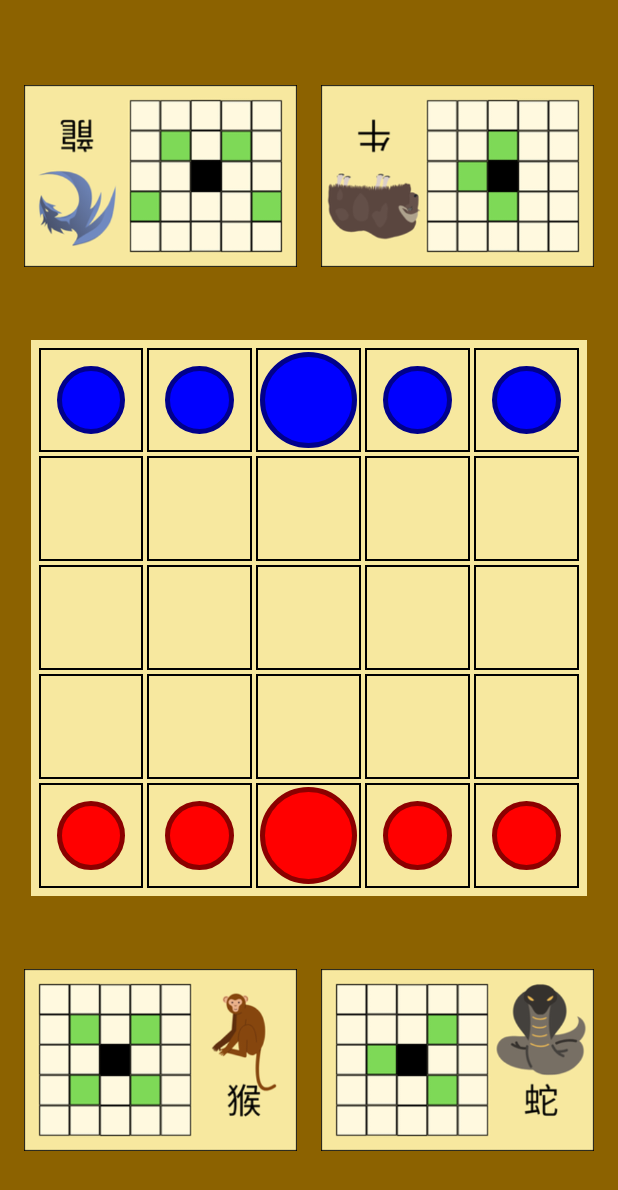
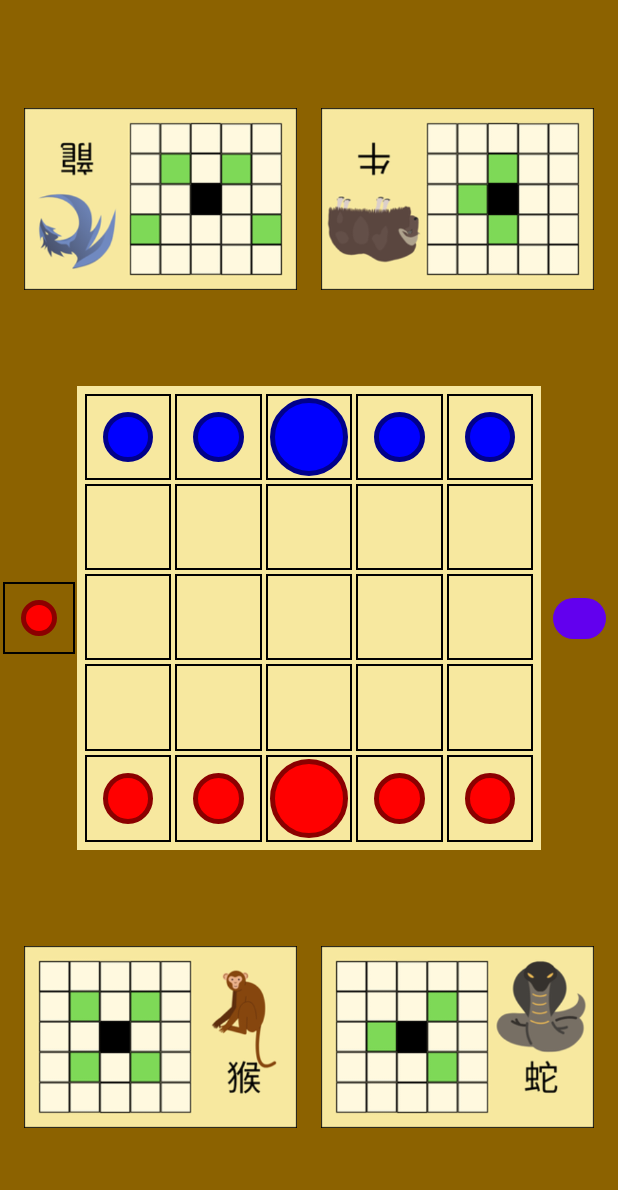
Before and after one commit to Ondei98/Onitama, an Android app: the GameBoard screen opened directly, with no data from a screen before it, on a phone screen of 412 x 824 dp. Shown: the top 1190 px of the screen. Run offline under Robolectric (Android 15) with nearby library versions, the phone set to English and light mode, and no system bars.

Commit message:
feat: Implement turn indicator and neutral card peek feature
This commit introduces two significant UI/UX features: a visual turn indicator and the ability for players to "peek" at the upcoming neutral card. It also includes related code refactoring and layout adjustments.

**Features:**

*   **Turn Indicator:**
    *   An `ImageView` (`turn_indicator_image_view`) has been added to the left of the game board in `activity_game_board.xml`.
    *   The `updateTurnIndicator` function in `GameBoard.kt` now updates this view with the current player's piece color (`ic_red_piece` or `ic_blue_piece`) at the start of each turn. This provides a clear visual cue of whose turn it is.

*   **Neutral Card Peek:**
    *   A "peek" button has been added to the right of the game board.
    *   When pressed, an overlay (`peek_overlay_blue` or `peek_overlay_red`) appears, displaying the neutral card that will come into play next. The card is correctly oriented for the current player.
    *   Pressing the button again hides the overlay.
    *   This is managed by `setupNeutralCardButtonListener`, `showPeekOverlay`, and `hidePeekOverlay` in `GameBoard.kt`.
    *   New `ImageViews` (`neutralCardPeekImageViewRed`, `neutralCardPeekImageViewBlue`) and `ConstraintLayouts` for the overlays have been added to the layout file.
    *   A new string resource `neutral_card` was added for content descriptions.

**Refactoring and Cleanup:**

*   **Layout:** The main game board grid (`onitama_board_grid`) width percentage was reduced from 90% to 75% to make space for the new side elements (turn indicator and peek button).
*   **Code Structure:**
    *   New initialization functions (`initializeSideElements`, `initializeNeutralCardOverlay`) have been added to `GameBoard.kt` for better organization.
    *   Redundant logging (`Log.i`) for highlight calculation has been removed.
    *   Simplified win condition checks for Temple Arch capture.

*   **IDE Configuration:** The `.idea/misc.xml` file has been updated with a new project view scale.

```diff
--- a/app/src/main/java/com/project/onitama/GameBoard.kt
+++ b/app/src/main/java/com/project/onitama/GameBoard.kt
@@ -11,6 +11,7 @@ import android.widget.Button
 import android.widget.ImageView
 import android.widget.TextView
 import androidx.appcompat.app.AppCompatActivity
+import androidx.constraintlayout.widget.ConstraintLayout
 import androidx.core.content.ContextCompat
 import androidx.lifecycle.lifecycleScope
 import com.project.onitama.MainActivity.Companion.isVsComputer
@@ -53,7 +54,8 @@ class GameBoard : AppCompatActivity() {
     private lateinit var redPlayerCard2ImageView: ImageView
     private lateinit var bluePlayerCard1ImageView: ImageView
     private lateinit var bluePlayerCard2ImageView: ImageView
-    //    private lateinit var neutralCardImageView: ImageView
+    private lateinit var neutralCardPeekImageViewRed: ImageView
+    private lateinit var neutralCardPeekImageViewBlue: ImageView
 
     private var currentPlayer = RED_PLAYER
 
@@ -96,12 +98,16 @@ class GameBoard : AppCompatActivity() {
     private lateinit var redAmbiguousMoveOverlay: View
 
     // UI Elements for Game Over Overlay
-    private lateinit var gameOverOverlay: androidx.constraintlayout.widget.ConstraintLayout
+    private lateinit var gameOverOverlay: ConstraintLayout
     private lateinit var winnerText: TextView
     private lateinit var scoreText: TextView
     private lateinit var playAgainButton: Button
     private lateinit var mainMenuButton: Button
 
+    private lateinit var turnIndicatorImageView: ImageView
+    private lateinit var peekButton: Button
+    private lateinit var peekOverlayBlue: ConstraintLayout
+    private lateinit var peekOverlayRed: ConstraintLayout
 
     override fun onCreate(savedInstanceState: Bundle?) {
         super.onCreate(savedInstanceState)
@@ -109,17 +115,20 @@ class GameBoard : AppCompatActivity() {
 
         initializeBoardImageViews()
         initializeCardImageViews()
+        initializeSideElements()
 
         blueAmbiguousMoveOverlay = findViewById(R.id.blueAmbiguousMoveOverlay)
         redAmbiguousMoveOverlay = findViewById(R.id.redAmbiguousMoveOverlay)
 
         initializeGameOverOverlayViews()
+        initializeNeutralCardOverlay()
 
         initializeBoardState()
         dealInitialCards()
 
         setupCellClickListeners()
         setupCardClickListeners()
+        setupNeutralCardButtonListener()
         setupGameOverButtonListeners()
 
         updateCardDisplay()
@@ -202,9 +211,21 @@ class GameBoard : AppCompatActivity() {
         redPlayerCard2ImageView = findViewById(R.id.redPlayerCard2ImageView)
         bluePlayerCard1ImageView = findViewById(R.id.bluePlayerCard1ImageView)
         bluePlayerCard2ImageView = findViewById(R.id.bluePlayerCard2ImageView)
-        // neutralCardImageView = findViewById(R.id.neutralCardImageView)
-        // redPlayerNeutralCardRevealArea = findViewById(R.id.redPlayerNeutralCardRevealArea)
+        neutralCardPeekImageViewRed = findViewById(R.id.neutralCardImageViewRed)
+        neutralCardPeekImageViewBlue = findViewById(R.id.neutralCardImageViewBlue)
     }
+
+    private fun initializeSideElements() {
+        turnIndicatorImageView = findViewById(R.id.turn_indicator_image_view)
+        peekButton = findViewById(R.id.peek_button)
+        peekOverlayBlue = findViewById(R.id.peek_overlay_blue)
+        peekOverlayRed = findViewById(R.id.peek_overlay_red)
+    }
+
+    private fun initializeNeutralCardOverlay(){
+        hidePeekOverlay()
+    }
+
 
     private fun initializeGameOverOverlayViews() {
         gameOverOverlay = findViewById(R.id.gameOverOverlay)
@@ -215,7 +236,6 @@ class GameBoard : AppCompatActivity() {
     }
 
     private fun initializeBoardState() {
-
         // RESET ALL the cells
         for (row in 0..4) {
             for (col in 0..4) {
@@ -224,15 +244,45 @@ class GameBoard : AppCompatActivity() {
         }
 
         // Place the pieces
-        for (col in 0..4) {
-            boardState[4][col] = RED_PIECE
-        }
+        for (col in 0..4) { boardState[4][col] = RED_PIECE }
         boardState[4][2] = RED_KING
-        for (col in 0..4) {
-            boardState[0][col] = BLUE_PIECE
-        }
+        for (col in 0..4) { boardState[0][col] = BLUE_PIECE }
         boardState[0][2] = BLUE_KING
     }
+
+    private fun setupNeutralCardButtonListener() {
+        var isPeekShown = false
+        peekButton.setOnClickListener {
+            if(isPeekShown){
+                hidePeekOverlay()
+                isPeekShown = false
+            } else {
+                showPeekOverlay()
+                isPeekShown = true
+            }
+        }
+
+    }
+    private fun showPeekOverlay() {
+        if (::neutralCard.isInitialized) {
+            val resId = getDrawableResourceForCardSealed(neutralCard)
+
+
+            if (currentPlayer == RED_PLAYER){
+                neutralCardPeekImageViewRed.setImageResource(resId)
+                neutralCardPeekImageViewRed.rotation = 0f
+                peekOverlayRed.visibility = View.VISIBLE
+            } else {
+                neutralCardPeekImageViewBlue.setImageResource(resId)
+                neutralCardPeekImageViewBlue.rotation = 180f
+                peekOverlayBlue.visibility = View.VISIBLE
+            }
+        }
+    }
+    private fun hidePeekOverlay() {
+            peekOverlayRed.visibility = View.GONE
+            peekOverlayBlue.visibility = View.GONE
+        }
 
     private fun setupCellClickListeners() {
         for (row in 0..4) {
@@ -273,7 +323,6 @@ class GameBoard : AppCompatActivity() {
                 }
             }
         }
-
     }
 
     private fun handlePlayerCardClicked(clickedCard: Card) {
@@ -294,6 +343,8 @@ class GameBoard : AppCompatActivity() {
     }
 
     private fun updateBoardUI() {
+        updateTurnIndicator()
+
         for (row in 0..4) {
             for (col in 0..4) {
                 if (!::cellImageViews.isInitialized || cellImageViews.getOrNull(row)
@@ -353,10 +404,6 @@ class GameBoard : AppCompatActivity() {
     }
 
     private fun calculateAndHighlightCombinedValidMoves() {
-        Log.i(
-            "HighlightCalc",
-            "Attempting to calculate. Selected: ($selectedPieceRow, $selectedPieceCol), Player: $currentPlayer"
-        )
         combinedHighlightedMoves = emptyList()
 
         if (selectedPieceRow == -1 || selectedPieceCol == -1) {
@@ -422,7 +469,6 @@ class GameBoard : AppCompatActivity() {
         updateBoardUI()
     }
 
-    // Helper function to get player cards
     private fun getPlayerCardsForHighlighting(player: Int): List<Card> {
         return when (player) {
             RED_PLAYER -> {
@@ -552,17 +598,13 @@ class GameBoard : AppCompatActivity() {
         // Check for RED KING at BLUE's Temple Arch
         if (currentPlayer == RED_PLAYER) {
             if (endRow == BLUE_TEMPLE_ARCH_ROW && endCol == BLUE_TEMPLE_ARCH_COL) {
-                if (pieceMoved == RED_KING) {
-                    return true
-                }
+                if (pieceMoved == RED_KING) { return true }
             }
         }
         // Check for BLUE KING at RED's Temple Arch
         else if (currentPlayer == BLUE_PLAYER) {
             if (endRow == RED_TEMPLE_ARCH_ROW && endCol == RED_TEMPLE_ARCH_COL) {
-                if (pieceMoved == BLUE_KING) {
-                    return true
-                }
+                if (pieceMoved == BLUE_KING) { return true }
             }
         }
         return false
@@ -571,6 +613,12 @@ class GameBoard : AppCompatActivity() {
     private fun handleWin(currentPlayer: Int) {
         showGameOverScreen(currentPlayer)
     }
+
+    private fun updateTurnIndicator() {
+        val turnIndicatorRes = if (currentPlayer == RED_PLAYER) R.drawable.ic_red_piece else R.drawable.ic_blue_piece
+        turnIndicatorImageView.setImageResource(turnIndicatorRes)
+    }
+
 
     private fun showGameOverScreen(winningPlayer: Int) {
         if (isGameOver) return // Prevent multiple triggers from different wind condition
--- a/app/src/main/res/layout/activity_game_board.xml
+++ b/app/src/main/res/layout/activity_game_board.xml
@@ -48,6 +48,18 @@
         app:layout_constraintBottom_toTopOf="@+id/onitama_board_grid"
         app:layout_constraintDimensionRatio="3:2"/>
 
+    <!-- Turn Indicator -->
+    <ImageView
+        android:id="@+id/turn_indicator_image_view"
+        android:layout_width="48dp"
+        android:layout_height="48dp"
+        android:contentDescription="@string/turnindicator"
+        android:src="@drawable/ic_red_piece"
+        app:layout_constraintTop_toTopOf="@id/onitama_board_grid"
+        app:layout_constraintBottom_toBottomOf="@id/onitama_board_grid"
+        app:layout_constraintStart_toStartOf="parent"
+        app:layout_constraintEnd_toStartOf="@id/onitama_board_grid"/>
+
     <GridLayout
         android:id="@+id/onitama_board_grid"
         android:layout_width="0dp"
@@ -62,7 +74,7 @@
         app:layout_constraintStart_toStartOf="parent"
         app:layout_constraintEnd_toEndOf="parent"
         app:layout_constraintWidth_default="percent"
-        app:layout_constraintWidth_percent="0.9"
+        app:layout_constraintWidth_percent="0.75"
         app:layout_constraintDimensionRatio="1:1"
         android:padding="4dp"
         android:background="#F7E89F">
@@ -229,6 +241,17 @@
 
     </GridLayout>
 
+    <!-- Peek Button (Right) -->
+    <Button
+        android:id="@+id/peek_button"
+        android:layout_width="35dp"
+        android:layout_height="35dp"
+        android:textSize="24sp"
+        app:layout_constraintTop_toTopOf="@id/onitama_board_grid"
+        app:layout_constraintBottom_toBottomOf="@id/onitama_board_grid"
+        app:layout_constraintStart_toEndOf="@id/onitama_board_grid"
+        app:layout_constraintEnd_toEndOf="parent"/>
+
     <!-- Red Cards -->
     <ImageView
         android:id="@+id/redPlayerCard1ImageView"
@@ -291,6 +314,59 @@
         android:focusable="true"
         tools:visibility="invisible"/>
 
+    <!-- Neutral Card for Blue player Overlay (Initially Hidden) -->
+    <androidx.constraintlayout.widget.ConstraintLayout
+        android:id="@+id/peek_overlay_blue"
+        android:layout_width="0dp"
+        android:layout_height="0dp"
+        android:background="#CC000000"
+        android:visibility="gone"
+        app:layout_constraintTop_toTopOf="@id/bluePlayerCard1ImageView"
+        app:layout_constraintBottom_toBottomOf="@id/bluePlayerCard1ImageView"
+        app:layout_constraintStart_toStartOf="parent"
+        app:layout_constraintEnd_toEndOf="parent"
+        tools:visibility="invisible">
+
+        <ImageView
+            android:id="@+id/neutralCardImageViewBlue"
+            android:layout_width="0dp"
+            android:layout_height="match_parent"
+            android:background="@drawable/rounded_card"
+            android:layout_marginStart="8dp"
+            android:layout_marginEnd="16dp"
+            android:contentDescription="@string/neutral_card"
+            app:layout_constraintStart_toStartOf="parent"
+            app:layout_constraintEnd_toEndOf="parent"
+            app:layout_constraintDimensionRatio="3:2"/>
+
+    </androidx.constraintlayout.widget.ConstraintLayout>
+
+    <!-- Neutral Card for Red player Overlay (Initially Hidden) -->
+    <androidx.constraintlayout.widget.ConstraintLayout
+        android:id="@+id/peek_overlay_red"
+        android:layout_width="0dp"
+        android:layout_height="0dp"
+        android:background="#CC000000"
+        android:visibility="gone"
+        app:layout_constraintTop_toTopOf="@id/redPlayerCard1ImageView"
+        app:layout_constraintBottom_toBottomOf="@id/redPlayerCard2ImageView"
+        app:layout_constraintStart_toStartOf="parent"
+        app:layout_constraintEnd_toEndOf="parent"
+        tools:visibility="invisible">
+
+        <ImageView
+            android:id="@+id/neutralCardImageViewRed"
+            android:layout_width="0dp"
+            android:layout_height="match_parent"
+            android:background="@drawable/rounded_card"
+            android:layout_marginStart="8dp"
+            android:layout_marginEnd="16dp"
+            android:contentDescription="@string/neutral_card"
+            app:layout_constraintStart_toStartOf="parent"
+            app:layout_constraintEnd_toEndOf="parent"
+            app:layout_constraintDimensionRatio="3:2"/>
+
+    </androidx.constraintlayout.widget.ConstraintLayout>
 
     <!-- GAME OVER OVERLAY (Initially Hidden) -->
     <androidx.constraintlayout.widget.ConstraintLayout
@@ -352,8 +428,4 @@
 
     </androidx.constraintlayout.widget.ConstraintLayout>
 
-
-
-
-
 </androidx.constraintlayout.widget.ConstraintLayout>
--- a/app/src/main/res/values/strings.xml
+++ b/app/src/main/res/values/strings.xml
@@ -35,11 +35,13 @@
     <string name="cell_4_4">cell 4 4</string>
     <string name="example_player_win">Red player win!</string>
     <string name="win">wins!</string>
-    <string name="example_score">1-0</string>
+    <string name="example_score">1_0</string>
     <string name="play_again">Play Again</string>
     <string name="main_menu">Main Menu</string>
     <string name="settings_title">Settings</string>
     <string name="save_button_text">Save</string>
+    <string name="neutral_card">Neutral card</string>
+    <string name="turnindicator">Turn Indicator</string>
     <string-array name="ninja_ranks">
         <item>Genin</item>
         <item>Chunin</item>
```
